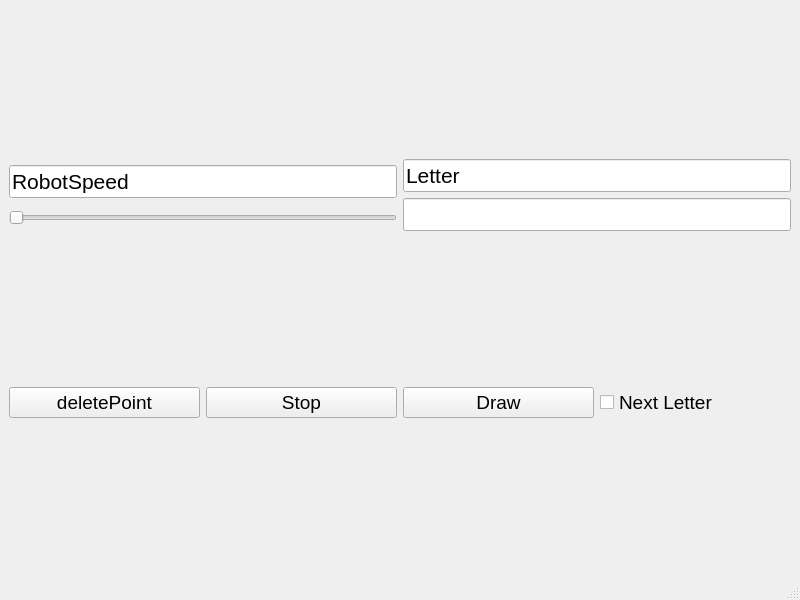
Above: CAPISample/drawletters.ui from dzunder32/BachelorRobot before the change. Below: the same form after it.
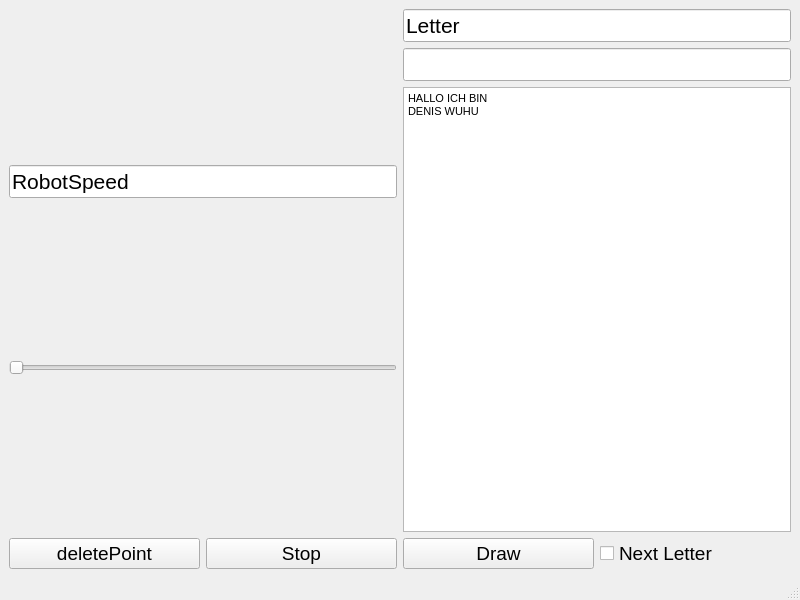
That is the form after the change.

Diff of the .ui file:
```diff
--- a/CAPISample/drawletters.ui
+++ b/CAPISample/drawletters.ui
@@ -74,6 +74,18 @@
           </property>
          </widget>
         </item>
+        <item>
+         <widget class="QTextEdit" name="textEdit_Letter">
+          <property name="html">
+           <string>&lt;!DOCTYPE HTML PUBLIC &quot;-//W3C//DTD HTML 4.0//EN&quot; &quot;http://www.w3.org/TR/REC-html40/strict.dtd&quot;&gt;
+&lt;html&gt;&lt;head&gt;&lt;meta name=&quot;qrichtext&quot; content=&quot;1&quot; /&gt;&lt;style type=&quot;text/css&quot;&gt;
+p, li { white-space: pre-wrap; }
+&lt;/style&gt;&lt;/head&gt;&lt;body style=&quot; font-family:'MS Shell Dlg 2'; font-size:8.25pt; font-weight:400; font-style:normal;&quot;&gt;
+&lt;p style=&quot; margin-top:0px; margin-bottom:0px; margin-left:0px; margin-right:0px; -qt-block-indent:0; text-indent:0px;&quot;&gt;HALLO ICH BIN&lt;/p&gt;
+&lt;p style=&quot; margin-top:0px; margin-bottom:0px; margin-left:0px; margin-right:0px; -qt-block-indent:0; text-indent:0px;&quot;&gt;DENIS WUHU&lt;/p&gt;&lt;/body&gt;&lt;/html&gt;</string>
+          </property>
+         </widget>
+        </item>
        </layout>
       </item>
      </layout>
```
Left out of the diff: 2 changed lines with no effect on the pictures.
